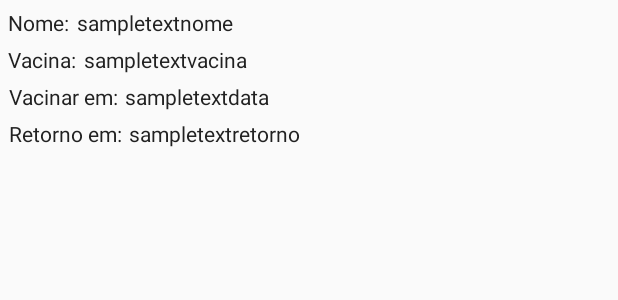
After one commit to Jadson22/CentralPet_Versao_lancamento, an Android app: the layout vacina_itens.xml on its own in the app's theme, with its tools: preview values and no code run, on a phone screen of 412 x 824 dp. The commit adds this screen. Shown: the top 300 px of the screen. Run offline under Robolectric (Android 15) with nearby library versions, the phone set to English and light mode, and no system bars.

Commit message:
ACABOU É TETRA OBRIGADO DEUS, TODOS QUE ACREDITARAM, AO NOTEBOOK DO JADSO E É ISSO, PAS

```diff
--- a/app/src/main/java/appcentralpet/com/newcentralpet/BancoMeusPets/PetList.java
+++ b/app/src/main/java/appcentralpet/com/newcentralpet/BancoMeusPets/PetList.java
@@ -39,6 +39,7 @@ import com.bumptech.glide.Glide;
 
 import java.io.FileNotFoundException;
 import java.io.InputStream;
+import java.io.Serializable;
 import java.util.ArrayList;
 
 import appcentralpet.com.newcentralpet.R;
@@ -46,7 +47,7 @@ import appcentralpet.com.newcentralpet.R;
 /**
  * A simple {@link Fragment} subclass.
  */
-public class PetList extends Fragment {
+public class PetList extends Fragment implements Serializable{
 
     ListView listView;
     ArrayList<Pet> list;
@@ -74,7 +75,7 @@ public class PetList extends Fragment {
         listView.setAdapter(adapter);
 
 
-        //Cadastro cadastro= new Cadastro();
+        Cadastro cadastro= new Cadastro();
         //cadastro.sqLiteHelper.getReadableDatabase();
         //sqLiteHelper.getData("SELECT * FROM PET");
 
@@ -82,6 +83,7 @@ public class PetList extends Fragment {
         //conn = sqLiteHelper.getWritableDatabase();
 
 
+        cadastro.getActivity();
 
 
         Cursor cursor = Cadastro.sqLiteHelper.getData("SELECT * FROM PET");
--- a/app/src/main/res/layout/fragment_vacinas.xml
+++ b/app/src/main/res/layout/fragment_vacinas.xml
@@ -17,7 +17,6 @@
             android:layout_alignParentTop="true"
             android:layout_centerHorizontal="true" />
 
-
     </LinearLayout>
 
 </FrameLayout>
--- /dev/null
+++ b/app/src/main/res/layout/vacina_itens.xml
@@ -0,0 +1,107 @@
+<?xml version="1.0" encoding="utf-8"?>
+<RelativeLayout xmlns:android="http://schemas.android.com/apk/res/android"
+    android:orientation="vertical" android:layout_width="match_parent"
+    android:layout_height="match_parent">
+
+    <TextView
+        android:layout_width="wrap_content"
+        android:layout_height="wrap_content"
+        android:text="Nome: "
+        android:id="@+id/idn"
+        android:textSize="14sp"
+        android:textColor="@color/primaryText"
+        android:textAlignment="center"
+        android:layout_alignParentTop="true"
+        android:layout_marginTop="5dp"
+        android:layout_marginLeft="5dp"/>
+
+    <TextView
+        android:layout_width="wrap_content"
+        android:layout_height="wrap_content"
+        android:id="@+id/setarNome"
+        android:text="sampletextnome"
+        android:textSize="14sp"
+        android:textColor="@color/primaryText"
+        android:textAlignment="center"
+        android:layout_alignParentTop="true"
+        android:layout_toRightOf="@+id/idn"
+        android:layout_toEndOf="@+id/idn"
+        android:layout_marginTop="5dp"
+        android:layout_marginLeft="2dp"/>
+
+    <TextView
+        android:text="Vacina: "
+        android:layout_width="wrap_content"
+        android:layout_height="wrap_content"
+        android:id="@+id/idr"
+        android:textSize="14sp"
+        android:textColor="@color/primaryText"
+        android:textAlignment="center"
+        android:layout_below="@+id/setarNome"
+        android:layout_marginTop="5dp"
+        android:layout_marginLeft="5dp"/>
+    <TextView
+        android:text="sampletextvacina"
+        android:layout_width="wrap_content"
+        android:layout_height="wrap_content"
+        android:id="@+id/setarVacina"
+        android:textSize="14sp"
+        android:textColor="@color/primaryText"
+        android:textAlignment="center"
+        android:layout_below="@+id/setarNome"
+        android:layout_toRightOf="@+id/idr"
+        android:layout_toEndOf="@+id/idr"
+        android:layout_marginTop="5dp"
+        android:layout_marginLeft="2dp"/>
+
+    <TextView
+        android:text="Vacinar em: "
+        android:layout_width="wrap_content"
+        android:layout_height="wrap_content"
+        android:id="@+id/idi"
+        android:textSize="14sp"
+        android:textColor="@color/primaryText"
+        android:textAlignment="center"
+        android:layout_below="@+id/setarVacina"
+        android:layout_marginTop="5dp"
+        android:layout_marginLeft="5dp"/>
+    <TextView
+        android:text="sampletextdata"
+        android:layout_width="wrap_content"
+        android:layout_height="wrap_content"
+        android:id="@+id/pData"
+        android:textSize="14sp"
+        android:textColor="@color/primaryText"
+        android:textAlignment="center"
+        android:layout_below="@+id/setarVacina"
+        android:layout_toRightOf="@+id/idi"
+        android:layout_toEndOf="@+id/idi"
+        android:layout_marginTop="5dp"
+        android:layout_marginLeft="2dp" />
+
+    <TextView
+        android:text="Retorno em: "
+        android:layout_width="wrap_content"
+        android:layout_height="wrap_content"
+        android:id="@+id/ret"
+        android:textSize="14sp"
+        android:textColor="@color/primaryText"
+        android:textAlignment="center"
+        android:layout_below="@+id/pData"
+        android:layout_marginTop="5dp"
+        android:layout_marginLeft="5dp"/>
+    <TextView
+        android:text="sampletextretorno"
+        android:layout_width="wrap_content"
+        android:layout_height="wrap_content"
+        android:id="@+id/sData"
+        android:textSize="14sp"
+        android:textColor="@color/primaryText"
+        android:textAlignment="center"
+        android:layout_below="@+id/pData"
+        android:layout_toRightOf="@+id/ret"
+        android:layout_toEndOf="@+id/ret"
+        android:layout_marginTop="5dp"
+        android:layout_marginLeft="2dp" />
+
+</RelativeLayout>
```
Also changed, not shown: app/src/main/java/appcentralpet/com/newcentralpet/Vacinas/SQLiteHelperVacinas.java (added, +80 -0 lines), app/src/main/java/appcentralpet/com/newcentralpet/Vacinas/Vacina.java (added, +61 -0 lines), app/src/main/java/appcentralpet/com/newcentralpet/Vacinas/VacinaListAdapter.java (added, +77 -0 lines), app/src/main/java/appcentralpet/com/newcentralpet/Vacinas/Vacinas.java (+229 -7 lines), app/src/main/java/appcentralpet/com/newcentralpet/newBancoDados/CadastroMeusPets.java (+29 -13 lines), app/src/main/java/appcentralpet/com/newcentralpet/newBancoDados/ListaPets.java (+15 -8 lines).
